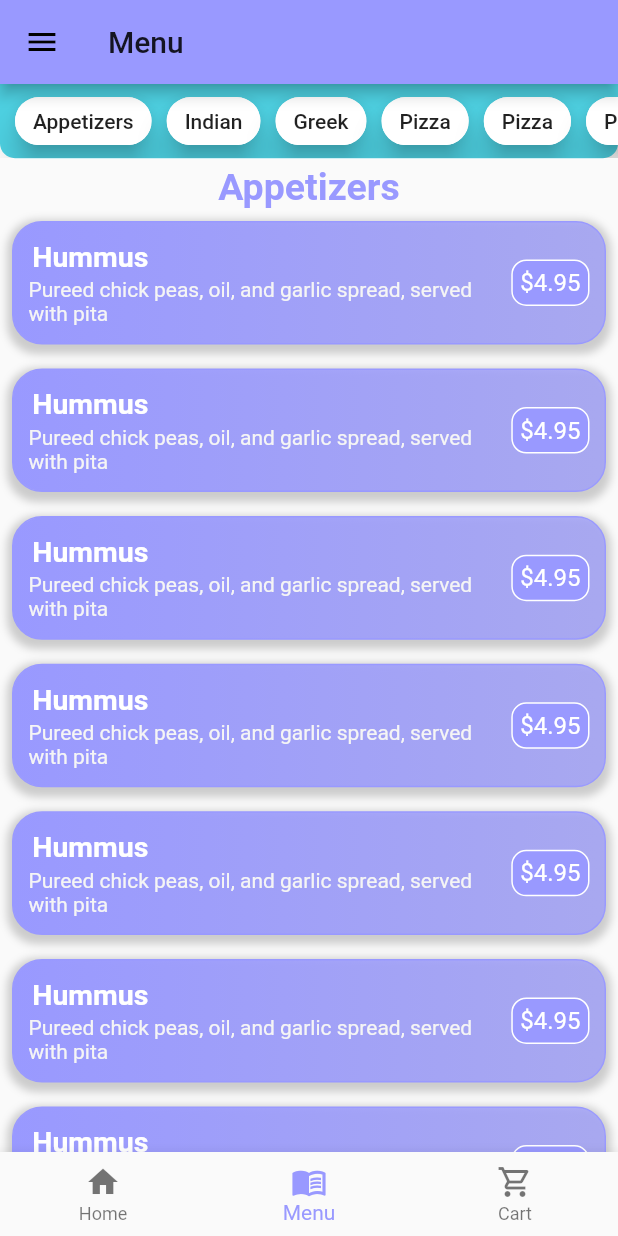
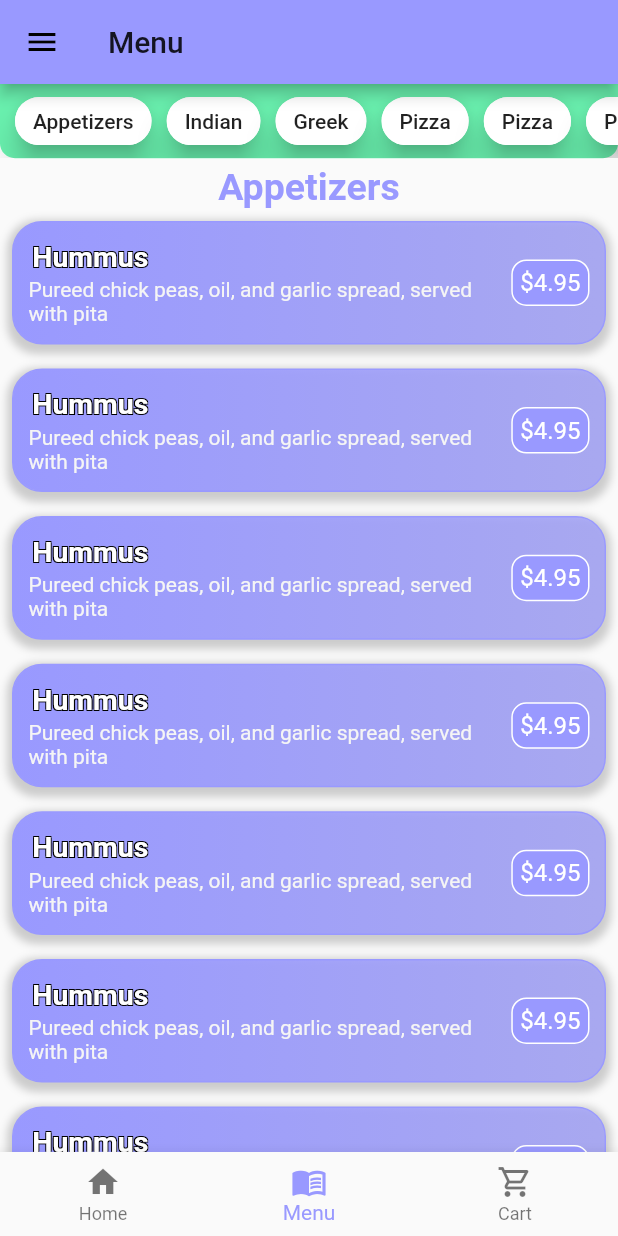
Before and after one commit to MohanpreetS/flutter_projects, a Flutter app: the screen it shows after launch, item 2 of the bottom bar chosen, on a phone screen of 412 x 824 dp. Run offline on Flutter 3.47's test engine with Material 2 defaults, Android fonts, the phone set to English and light mode, and no system bars; our stand-ins replace shared_preferences.

Commit message:
added text outline

```diff
--- a/rodhos/lib/main.dart
+++ b/rodhos/lib/main.dart
@@ -21,7 +21,7 @@ class MyApp extends StatelessWidget {
         title: 'Flutter Demo',
         theme: ThemeData(
           primarySwatch: customLavendar,
-          accentColor: Colors.cyan.shade300,
+          accentColor: Colors.greenAccent.shade200,
         ),
         //home: TabsScreen(),
         routes: {
--- a/rodhos/lib/screens/menu_screen.dart
+++ b/rodhos/lib/screens/menu_screen.dart
@@ -43,7 +43,7 @@ class _MenuScreenState extends State<MenuScreen> {
             ),
             ListView.builder(
               shrinkWrap: true,
-              //physics: NeverScrollableScrollPhysics(),
+              physics: NeverScrollableScrollPhysics(),
               itemCount: menuItems.length,
               itemBuilder: (c, i) => DishTile(
                 title: menuItems[i].title,
--- a/rodhos/lib/widgets/dish_tile.dart
+++ b/rodhos/lib/widgets/dish_tile.dart
@@ -24,9 +24,28 @@ class DishTile extends StatelessWidget {
                   Text(
                     title,
                     style: TextStyle(
-                        fontSize: 19,
-                        fontWeight: FontWeight.bold,
-                        color: Colors.white),
+                      fontSize: 19,
+                      fontWeight: FontWeight.bold,
+                      color: Colors.white,
+                      shadows: [
+                        Shadow(
+                            // bottomLeft
+                            offset: Offset(-0.7, -0.7),
+                            color: Colors.black),
+                        Shadow(
+                            // bottomRight
+                            offset: Offset(0.7, -0.7),
+                            color: Colors.black),
+                        Shadow(
+                            // topRight
+                            offset: Offset(0.7, 0.7),
+                            color: Colors.black),
+                        Shadow(
+                            // topLeft
+                            offset: Offset(-0.7, 0.7),
+                            color: Colors.black),
+                      ],
+                    ),
                   ),
                   SizedBox(
                     width: MediaQuery.of(context).size.width * 0.55,
```
